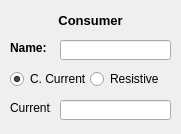
This is load_node.ui in davarabinovich/power_tree_solver as Qt 5 draws it before an edit. The edited form follows.
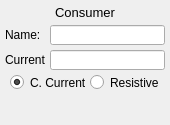
This is the edited form.

Patch:
```diff
--- a/load_node.ui
+++ b/load_node.ui
@@ -6,8 +6,8 @@
    <rect>
     <x>0</x>
     <y>0</y>
-    <width>181</width>
-    <height>134</height>
+    <width>170</width>
+    <height>125</height>
    </rect>
   </property>
   <property name="windowTitle">
@@ -16,9 +16,9 @@
   <widget class="QLineEdit" name="valueLineEdit">
    <property name="geometry">
     <rect>
-     <x>60</x>
-     <y>100</y>
-     <width>111</width>
+     <x>50</x>
+     <y>50</y>
+     <width>115</width>
      <height>20</height>
     </rect>
    </property>
@@ -26,10 +26,10 @@
   <widget class="QLabel" name="valueLabel">
    <property name="geometry">
     <rect>
-     <x>10</x>
-     <y>100</y>
-     <width>41</width>
-     <height>16</height>
+     <x>5</x>
+     <y>50</y>
+     <width>40</width>
+     <height>20</height>
     </rect>
    </property>
    <property name="text">
@@ -39,17 +39,17 @@
   <widget class="QLabel" name="nodeTypeLabel">
    <property name="geometry">
     <rect>
-     <x>10</x>
-     <y>10</y>
-     <width>161</width>
-     <height>20</height>
+     <x>5</x>
+     <y>5</y>
+     <width>160</width>
+     <height>15</height>
     </rect>
    </property>
    <property name="font">
     <font>
      <pointsize>10</pointsize>
-     <weight>75</weight>
-     <bold>true</bold>
+     <weight>50</weight>
+     <bold>false</bold>
     </font>
    </property>
    <property name="text">
@@ -63,9 +63,9 @@
    <property name="geometry">
     <rect>
      <x>10</x>
-     <y>70</y>
-     <width>83</width>
-     <height>18</height>
+     <y>75</y>
+     <width>75</width>
+     <height>15</height>
     </rect>
    </property>
    <property name="text">
@@ -82,9 +82,9 @@
    <property name="geometry">
     <rect>
      <x>90</x>
-     <y>70</y>
-     <width>83</width>
-     <height>18</height>
+     <y>75</y>
+     <width>75</width>
+     <height>15</height>
     </rect>
    </property>
    <property name="text">
@@ -97,17 +97,17 @@
   <widget class="QLabel" name="nameLabel">
    <property name="geometry">
     <rect>
-     <x>10</x>
-     <y>40</y>
-     <width>41</width>
-     <height>16</height>
+     <x>5</x>
+     <y>25</y>
+     <width>40</width>
+     <height>20</height>
     </rect>
    </property>
    <property name="font">
     <font>
      <pointsize>9</pointsize>
-     <weight>75</weight>
-     <bold>true</bold>
+     <weight>50</weight>
+     <bold>false</bold>
     </font>
    </property>
    <property name="text">
@@ -117,9 +117,9 @@
   <widget class="QLineEdit" name="nameLineEdit">
    <property name="geometry">
     <rect>
-     <x>60</x>
-     <y>40</y>
-     <width>111</width>
+     <x>50</x>
+     <y>25</y>
+     <width>115</width>
      <height>20</height>
     </rect>
    </property>
```
